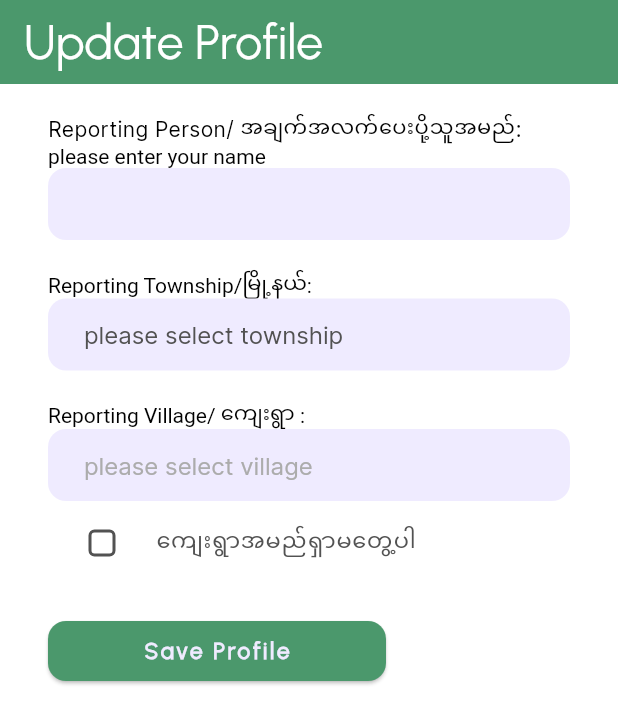
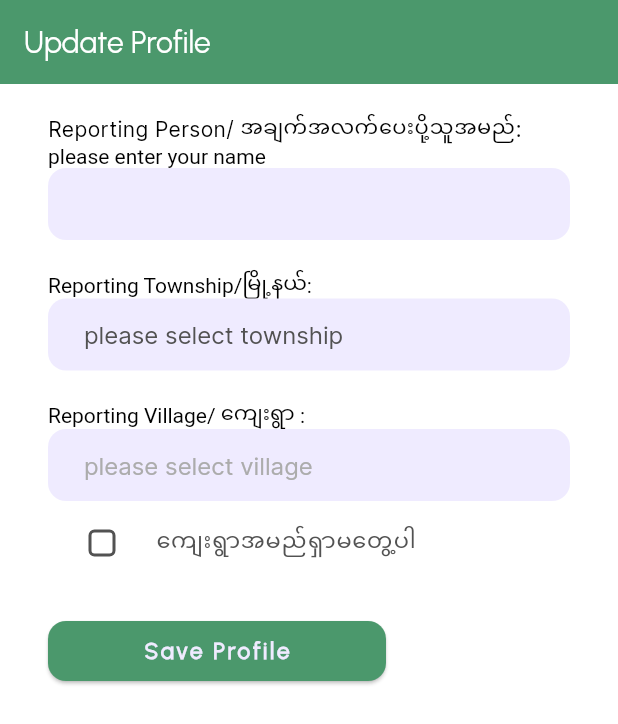
Before and after one commit to EHSSG-Colab/EHSSG-Colab-Project, a Flutter app: the NavWrapper screen opened directly, item 2 of the bottom bar chosen, after a tap on "Edit Profile", on a phone screen of 412 x 824 dp. Shown: the top 724 px of the screen. Run offline on Flutter 3.47's test engine with Material 3 defaults, Android fonts, the light colour scheme and no system bars; our stand-ins replace connectivity_plus, flutter_easyloading, internet_connection_checker, shared_preferences, sqflite; accounts and stored records are empty.

Commit message:
Fixed colors and typography

```diff
--- a/lib/providers/malaria_provider.dart
+++ b/lib/providers/malaria_provider.dart
@@ -1,5 +1,4 @@
 import 'package:flutter/material.dart';
-import 'package:sqflite/sqlite_api.dart';
 
 import '../database/database_helper.dart';
 import '../models/malaria.dart';
--- a/lib/screens/update_profile.dart
+++ b/lib/screens/update_profile.dart
@@ -77,7 +77,7 @@ class _UpdateProfileState extends State<UpdateProfile> {
       canPop: context.read<ProfileProvider>().isProfileComplete,
       appBar: MyAppBar(
         hasBackArrow: context.read<ProfileProvider>().isProfileComplete,
-        title: Text('Update Profile', style: AppTheme().displayLarge()),
+        title: Text('Update Profile'),
       ),
       children: children,
     );
--- a/lib/services/api.dart
+++ b/lib/services/api.dart
@@ -10,9 +10,7 @@ class ApiService {
   late String message;
   late String errorMessage;
 
-  ApiService(String token) {
-    this.token = token;
-  }
+  ApiService(this.token);
   // final String baseUrl = 'https://iasfilenqt.sharedwithexpose.com/api/';
   final String baseUrl = 'http://192.168.1.106:8000/api/';
 
--- a/lib/widgets/unit_widgets/app_bar.dart
+++ b/lib/widgets/unit_widgets/app_bar.dart
@@ -36,6 +36,7 @@ class MyAppBar extends StatelessWidget implements PreferredSizeWidget {
               : null,
 
       title: title,
+      titleTextStyle: AppTheme().labelLarge(),
       actions: actions,
       backgroundColor: AppTheme().secondaryColor(),
       foregroundColor: Colors.white,
--- a/lib/widgets/unit_widgets/floating_button.dart
+++ b/lib/widgets/unit_widgets/floating_button.dart
@@ -22,18 +22,14 @@ class MyFloatingButton extends StatelessWidget {
   Widget build(BuildContext context) {
     return Visibility(
       visible: isVisible,
-      child: label != null
+      child:
+          label != null
               ? FloatingActionButton.extended(
                 onPressed: onPressed,
                 backgroundColor: backgroundColor ?? AppTheme().secondaryColor(),
                 tooltip: tooltip ?? 'Floating Button',
                 icon: icon,
-              label: Text(
-                label!,
-                style: TextStyle(
-                  color: AppTheme().primaryLightColor(),
-                ),
-              ),
+                label: Text(label!, style: AppTheme().buttonLabel()),
               )
               : FloatingActionButton(
                 onPressed: onPressed,
--- a/lib/widgets/unit_widgets/list_tile.dart
+++ b/lib/widgets/unit_widgets/list_tile.dart
@@ -26,29 +26,29 @@ class MyListTile extends StatelessWidget {
 
     switch (color) {
       case TileColor.primary:
-        backgroundColor = colorScheme.primary.withOpacity(0.1);
-        borderColor = colorScheme.primary.withOpacity(0.3);
+        backgroundColor = colorScheme.primary.withAlpha(20);
+        borderColor = colorScheme.primary.withAlpha(50);
         textColor = colorScheme.primary;
         break;
       case TileColor.secondary:
-        backgroundColor = colorScheme.secondary.withOpacity(0.1);
-        borderColor = colorScheme.secondary;
+        backgroundColor = colorScheme.secondary.withAlpha(20);
+        borderColor = colorScheme.secondary.withAlpha(50);
         textColor = colorScheme.secondary;
         break;
       case TileColor.danger:
-        backgroundColor = colorScheme.error.withOpacity(0.1);
-        borderColor = colorScheme.error.withOpacity(0.3);
+        backgroundColor = colorScheme.error.withAlpha(20);
+        borderColor = colorScheme.error.withAlpha(50);
         textColor = colorScheme.error;
         break;
       case TileColor.warning:
-        backgroundColor = Colors.orange.withOpacity(0.1);
-        borderColor = Colors.orange.withOpacity(0.3);
+        backgroundColor = Colors.orange;
+        borderColor = Colors.orange;
         textColor = Colors.orange;
         break;
       case TileColor.info:
-        backgroundColor = Colors.blue.withOpacity(0.1);
+        backgroundColor = Colors.blue;
         textColor = Colors.blue;
-        borderColor = Colors.blue.withOpacity(0.3);
+        borderColor = Colors.blue;
         break;
     }
 
```
Also changed, not shown: lib/main.dart (+7 -0 lines), lib/screens/update_malaria.dart (+15 -19 lines), lib/screens/update_volunteer.dart (+3 -5 lines), lib/screens/view_malaria.dart (+24 -34 lines), lib/screens/volunteers.dart (+46 -34 lines), lib/services/shared_preferences.dart (+3 -17 lines), lib/utils/malaria_actions.dart (+10 -7 lines), lib/widgets/unit_widgets/delete_confirmation_dialog.dart (+4 -3 lines), lib/widgets/unit_widgets/notification_dialog.dart (+4 -3 lines). Lines whose indentation alone changed are shown as unchanged.
